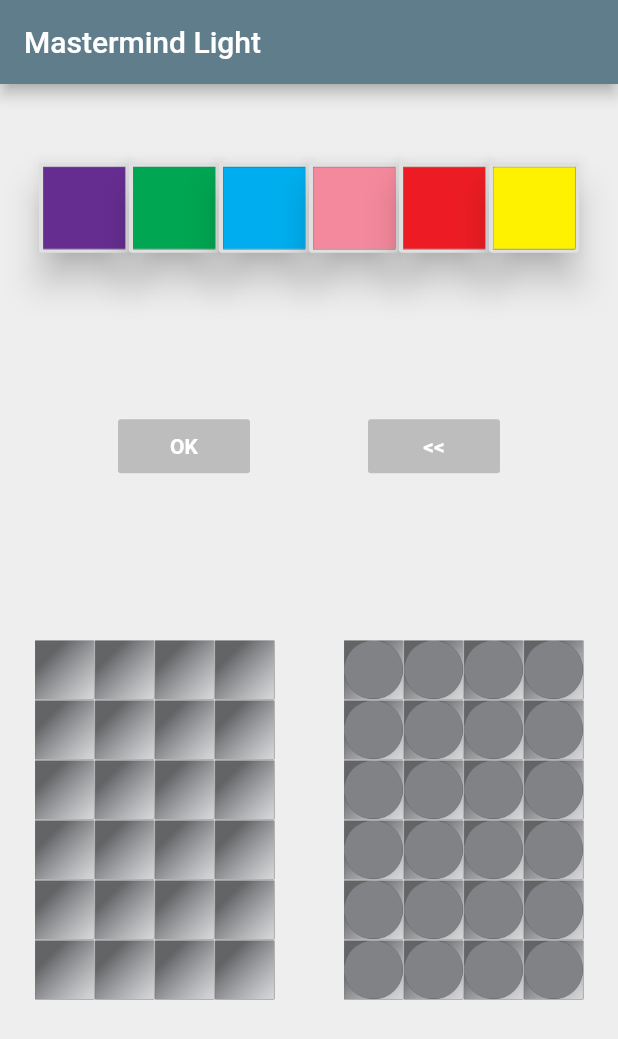
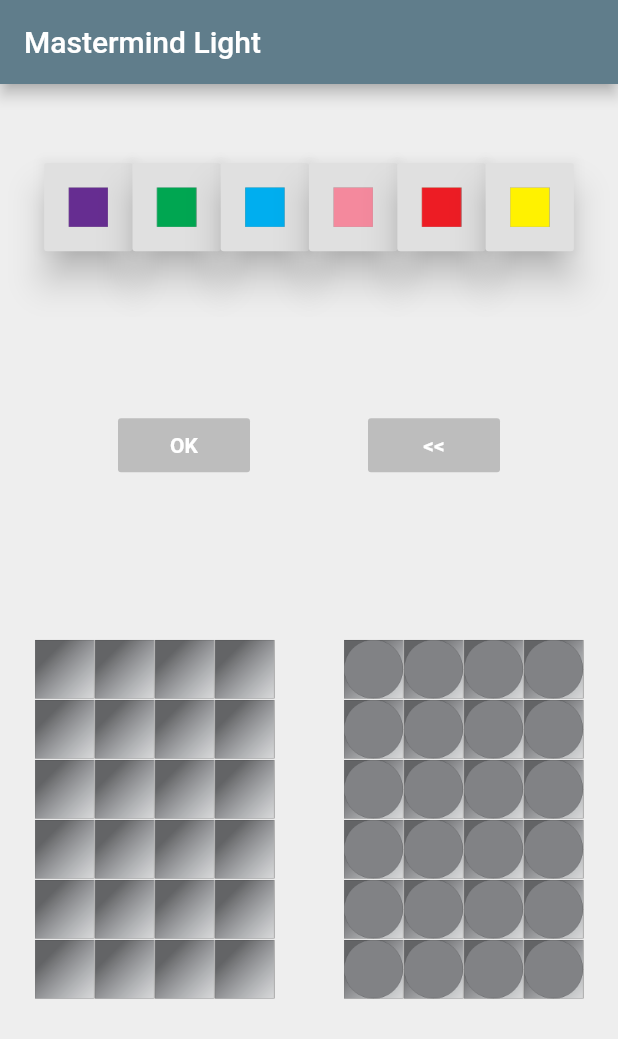
Before and after one commit to vtomic85/mastermind, a Flutter app: the screen it shows after launch, on a phone screen of 412 x 824 dp. Shown: the top 1039 px of the screen. Run offline on Flutter 3.47's test engine with Material 2 defaults, Android fonts, the phone set to English and light mode, and no system bars.

Commit message:
Fix the dimensions of possible colors to prevent overflowing

```diff
--- a/lib/main.dart
+++ b/lib/main.dart
@@ -59,8 +59,15 @@ class _MyHomePageState extends State<MyHomePage> {
       appBar: AppBar(
         title: Text('Mastermind Light'),
       ),
-      body: Center(
-        child: _buildGameScreen(),
+      body: SafeArea(
+        child: LayoutBuilder(
+          builder: (builder, constraints) {
+            double maxWidth = constraints.maxWidth;
+            return Center(
+              child: _buildGameScreen(maxWidth),
+            );
+          },
+        ),
       ),
     );
   }
@@ -134,11 +141,11 @@ class _MyHomePageState extends State<MyHomePage> {
     );
   }
 
-  Column _buildGameScreen() {
+  Column _buildGameScreen(double maxWidth) {
     return Column(
       mainAxisAlignment: MainAxisAlignment.spaceAround,
       children: <Widget>[
-        _buildPossibleColorsRow(),
+        _buildPossibleColorsRow(maxWidth),
         _buildCommandButtonsRow(),
         Row(
           mainAxisAlignment: MainAxisAlignment.spaceAround,
@@ -202,28 +209,25 @@ class _MyHomePageState extends State<MyHomePage> {
     return leftColumnRows;
   }
 
-  Row _buildPossibleColorsRow() {
+  Row _buildPossibleColorsRow(double maxWidth) {
     return Row(
       mainAxisAlignment: MainAxisAlignment.spaceEvenly,
       children: <Widget>[
-        _buildPossibleColorsButtons(),
+        _buildPossibleColorsButtons(maxWidth),
       ],
     );
   }
 
   // Build buttons for all possible symbols
-  Row _buildPossibleColorsButtons() {
+  Flex _buildPossibleColorsButtons(double maxWidth) {
     var possibleColors = <Widget>[];
     for (int i = 0; i < _NUMBER_OF_POSSIBLE_VALUES; i++) {
       possibleColors.add(SizedBox(
-        width: _POSSIBLE_SYMBOL_DIMENSION,
-        height: _POSSIBLE_SYMBOL_DIMENSION,
+        width: maxWidth / 7,
+        height: maxWidth / 7,
         child: RaisedButton(
           elevation: 10.0,
           animationDuration: Duration(milliseconds: 100),
-          highlightElevation: 30.0,
-          highlightColor: Colors.blueGrey,
-          padding: EdgeInsets.all(2),
           onPressed: () {
             setState(() {
               if (_symbolCounter < _NUMBER_OF_SYMBOLS_IN_COMBINATION) {
@@ -232,12 +236,13 @@ class _MyHomePageState extends State<MyHomePage> {
             });
           },
           child: Image.asset('images/value$i.png',
-              height: _POSSIBLE_SYMBOL_DIMENSION,
-              width: _POSSIBLE_SYMBOL_DIMENSION),
+              height: maxWidth / 4, width: maxWidth / 4),
         ),
       ));
     }
-    return Row(
+    return Flex(
+      direction: Axis.horizontal,
+      crossAxisAlignment: CrossAxisAlignment.center,
       mainAxisAlignment: MainAxisAlignment.center,
       children: possibleColors,
     );
```
